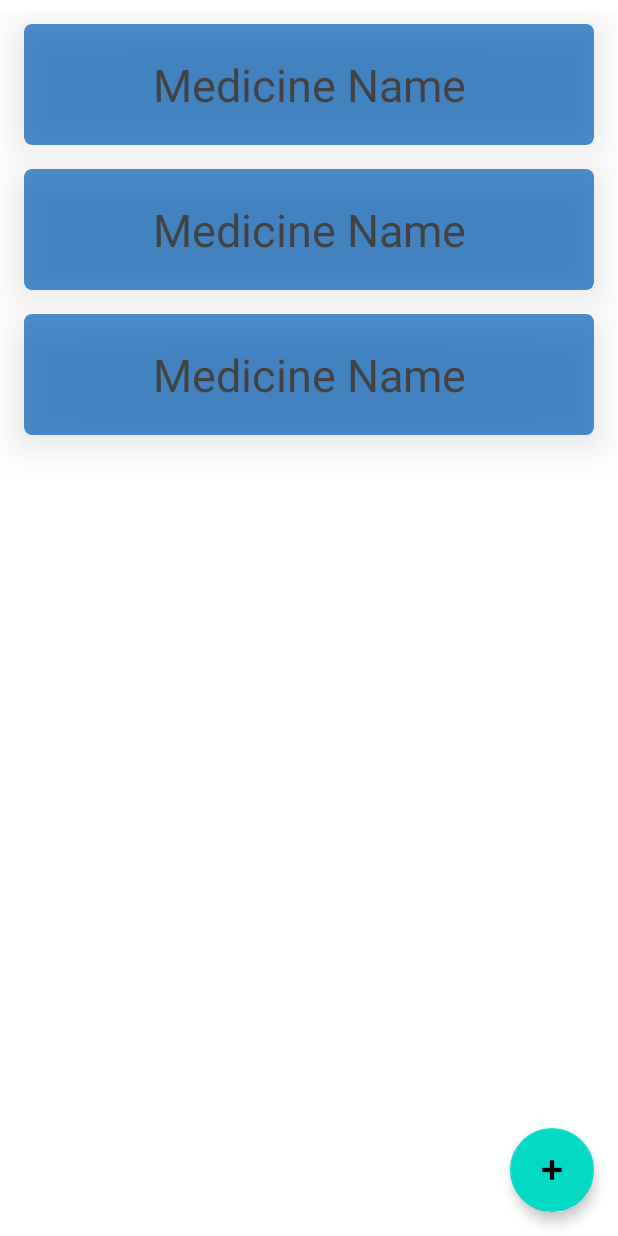
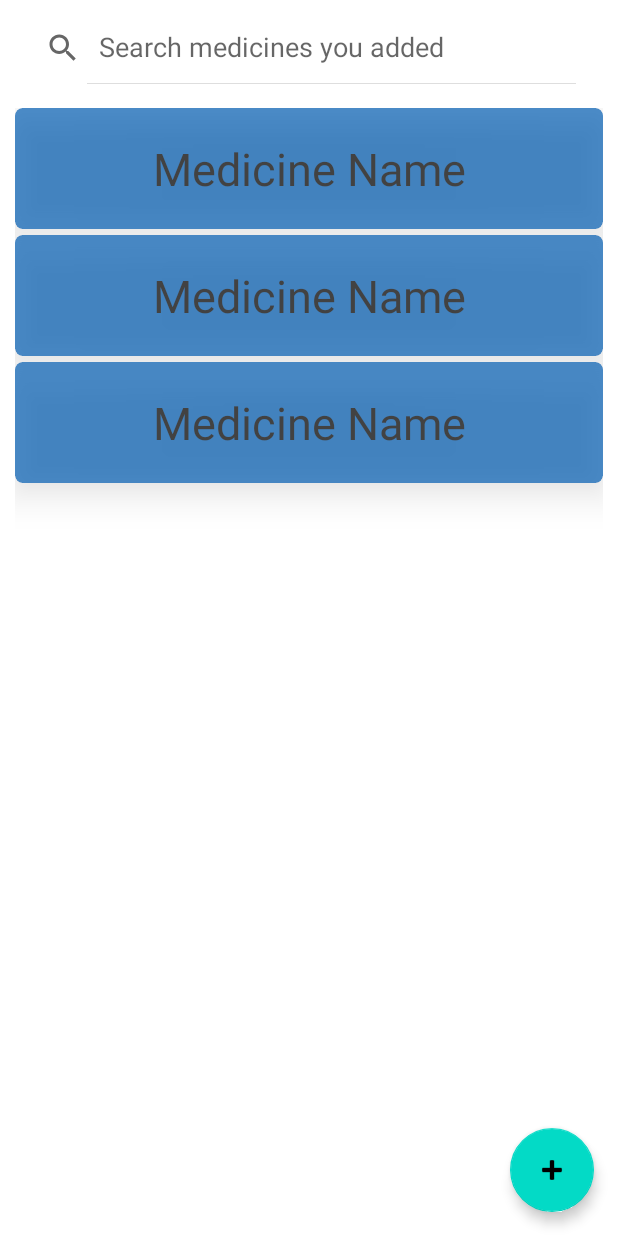
Before and after one commit to Shubhamj08/My_Medications, an Android app: the layout fragment_view_medications.xml on its own in the app's theme, with its tools: preview values and no code run, on a phone screen of 412 x 824 dp. Run offline under Robolectric (Android 15) with nearby library versions, the phone set to English and light mode, and no system bars; Roboto replaces fonts that are not available here.

Commit message:
try to make search in database possible

```diff
--- a/app/src/main/java/com/project/mymedications/ViewMedicationViewModel.kt
+++ b/app/src/main/java/com/project/mymedications/ViewMedicationViewModel.kt
@@ -12,6 +12,7 @@ class ViewMedicationViewModel(
 ) : ViewModel() {
 
     val medicines = database.getAllMedicines()
+
     private var viewModelJob = Job()
 
     private val uiScope = CoroutineScope(Dispatchers.Main + viewModelJob)
--- a/app/src/main/res/layout/fragment_view_medications.xml
+++ b/app/src/main/res/layout/fragment_view_medications.xml
@@ -11,6 +11,23 @@
             type="com.project.mymedications.ViewMedicationViewModel" />
 
     </data>
+
+    <LinearLayout
+        android:layout_width="match_parent"
+        android:layout_height="match_parent"
+        android:orientation="vertical">
+
+        <SearchView
+            android:id="@+id/search_medicine"
+            android:layout_width="match_parent"
+            android:layout_height="wrap_content"
+            android:layout_marginStart="10dp"
+            android:layout_marginTop="8dp"
+            android:layout_marginEnd="20dp"
+            android:layout_marginBottom="8dp"
+            android:elevation="10dp"
+            android:iconifiedByDefault="false"
+            android:queryHint="Search medicines you added" />
 
         <androidx.coordinatorlayout.widget.CoordinatorLayout
             android:layout_width="match_parent"
@@ -37,7 +54,10 @@
                 android:id="@+id/medicine_list"
                 android:layout_width="match_parent"
                 android:layout_height="match_parent"
+                android:layout_marginStart="10dp"
                 android:layout_marginTop="8dp"
+                android:layout_marginEnd="10dp"
+                android:layout_marginBottom="8dp"
                 app:layoutManager="androidx.recyclerview.widget.LinearLayoutManager"
                 app:layout_constraintBottom_toTopOf="@+id/floatingActionButton"
                 app:layout_constraintEnd_toEndOf="parent"
@@ -47,4 +67,6 @@
 
         </androidx.coordinatorlayout.widget.CoordinatorLayout>
 
+    </LinearLayout>
+
 </layout>
--- a/app/src/main/res/layout/medication_item_view.xml
+++ b/app/src/main/res/layout/medication_item_view.xml
@@ -19,10 +19,7 @@
     <androidx.cardview.widget.CardView
         android:layout_width="match_parent"
         android:layout_height="wrap_content"
-        android:layout_marginStart="16dp"
-        android:layout_marginTop="8dp"
-        android:layout_marginEnd="16dp"
-        android:layout_marginBottom="8dp"
+        android:layout_marginBottom="4dp"
         android:alpha="0.7"
         android:background="@android:drawable/dialog_holo_light_frame"
         app:cardBackgroundColor="@color/colorPrimaryDark"
--- a/app/src/main/res/layout/update_medicine_fragment.xml
+++ b/app/src/main/res/layout/update_medicine_fragment.xml
@@ -75,8 +75,8 @@
                 android:id="@+id/layout_1"
                 android:layout_width="match_parent"
                 android:layout_height="wrap_content"
+                android:layout_marginTop="16dp"
                 android:orientation="vertical"
-                android:layout_marginTop="16dp"
                 android:visibility="gone"
                 app:layoutVisibility1="@{updateMedicineViewModel.medicine}"
                 tools:visibility="visible">
```
Also changed, not shown: app/src/main/java/com/project/mymedications/MedicineAdapter.kt (+34 -7 lines), app/src/main/java/com/project/mymedications/ViewMedicationFragment.kt (+16 -4 lines), app/src/main/res/drawable-anydpi/ic_search.xml (added, +11 -0 lines), app/src/main/res/drawable-hdpi/ic_search.png (added), app/src/main/res/drawable-mdpi/ic_search.png (added), app/src/main/res/drawable-xhdpi/ic_search.png (added), app/src/main/res/drawable-xxhdpi/ic_search.png (added). Lines whose indentation alone changed are shown as unchanged.
